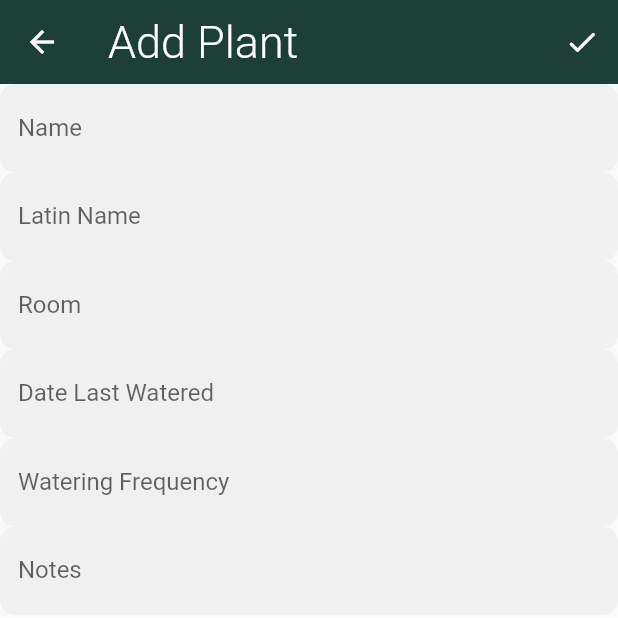
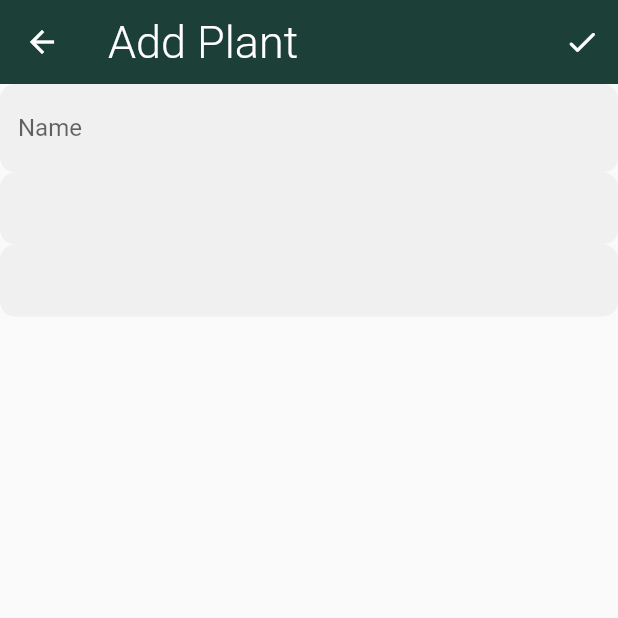
Before and after one commit to alastairrmcneill/plant-care-archive, a Flutter app: the AddPlant screen opened directly, after a tap on the "check" icon, on a phone screen of 412 x 824 dp, the top half of it. Run offline on Flutter 3.47's test engine with Material 2 defaults, Android fonts, the light colour scheme and no system bars; our stand-ins replace auto_size_text, cloud_firestore, community_material_icon, firebase_auth, firebase_core, flutter_tabler_icons and 2 more; accounts and stored records are empty.

Commit message:
Starting form for add plant

```diff
--- a/lib/screens/home/add_plant_screen.dart
+++ b/lib/screens/home/add_plant_screen.dart
@@ -15,31 +15,38 @@ class AddPlant extends StatefulWidget {
 }
 
 class _AddPlantState extends State<AddPlant> {
+  late String _name;
+  late String _latinName;
+  late String _room;
+  late String _wateringFrequency;
+  late String _notes;
+  late String _dateLastWatered;
   DateTime? pickedDate;
-  TextEditingController nameController = TextEditingController();
-  TextEditingController latinNameController = TextEditingController();
-  TextEditingController roomController = TextEditingController();
-  TextEditingController notesController = TextEditingController();
-  TextEditingController wateringFrequencyController = TextEditingController();
-  TextEditingController dateTimeController = TextEditingController();
 
-  Future<void> createPlant(PlantNotifier plantNotifier) async {
-    Plant plant = Plant(
-      name: nameController.text,
-      latinName: latinNameController.text,
-      room: roomController.text,
-      notes: notesController.text,
-      wateringFrequency: int.parse(wateringFrequencyController.text),
-      lastWateredDate: Timestamp.fromDate(pickedDate!),
-      nextWaterDate: Timestamp.fromDate(pickedDate!.add(Duration(days: int.parse(wateringFrequencyController.text)))),
-      uid: '',
+  final GlobalKey<FormState> _formKey = GlobalKey<FormState>();
+
+  void createPlant(PlantNotifier plantNotifier) {}
+
+  Widget _buildName() {
+    return TextFormField(
+      decoration: InputDecoration(
+        labelText: 'Name',
+      ),
+      validator: (value) {
+        print(value);
+      },
+      onSaved: (value) {
+        _name = value!;
+      },
     );
+  }
 
-    bool success = await PlantDatabaseService.createPlant(plantNotifier, plant);
+  Widget _buildWateringFrequency() {
+    return TextFormField();
+  }
 
-    if (success) {
-      Navigator.pop(context);
-    }
+  Widget _buildDateLastWatered() {
+    return TextFormField();
   }
 
   @override
@@ -52,61 +59,54 @@ class _AddPlantState extends State<AddPlant> {
         actions: [
           IconButton(
             onPressed: () {
+              if (!_formKey.currentState!.validate()) {
+                return;
+              }
+              _formKey.currentState!.save();
               createPlant(plantNotifier);
             },
             icon: Icon(Icons.check_rounded),
           ),
         ],
       ),
-      body: Column(
-        children: [
-          TextFormField(
-            controller: nameController,
-            decoration: InputDecoration(labelText: 'Name'),
-          ),
-          TextFormField(
-            controller: latinNameController,
-            decoration: InputDecoration(labelText: 'Latin Name'),
-          ),
-          TextFormField(
-            controller: roomController,
-            decoration: InputDecoration(labelText: 'Room'),
-          ),
-          TextField(
-            controller: dateTimeController, //editing controller of this TextField
-            decoration: const InputDecoration(
-                //icon of text field
-                labelText: "Date Last Watered" //label text of field
-                ),
-            readOnly: true, //set it true, so that user will not able to edit text
-            onTap: () async {
-              pickedDate = await showDatePicker(
-                context: context,
-                initialDate: DateTime.now(),
-                firstDate: DateTime(2000),
-                lastDate: DateTime.now(),
-              );
-
-              if (pickedDate != null) {
-                String formattedDate = DateFormat('dd/MM/yyyy').format(pickedDate!);
-
-                setState(() {
-                  dateTimeController.text = formattedDate; //set output date to TextField value.
-                });
-              }
-            },
-          ),
-          TextFormField(
-            controller: wateringFrequencyController,
-            decoration: InputDecoration(labelText: 'Watering Frequency'),
-            keyboardType: TextInputType.number,
-          ),
-          TextFormField(
-            controller: notesController,
-            decoration: InputDecoration(labelText: 'Notes'),
-          ),
-        ],
+      body: Form(
+        key: _formKey,
+        child: Column(
+          mainAxisAlignment: MainAxisAlignment.start,
+          crossAxisAlignment: CrossAxisAlignment.center,
+          children: [
+            _buildName(),
+            _buildWateringFrequency(),
+            _buildDateLastWatered(),
+          ],
+        ),
       ),
     );
   }
 }
+
+
+// TextField(
+//             controller: dateTimeController, //editing controller of this TextField
+//             decoration: const InputDecoration(
+//                 //icon of text field
+//                 labelText: "Date Last Watered" //label text of field
+//                 ),
+//             readOnly: true, //set it true, so that user will not able to edit text
+//             onTap: () async {
+//               pickedDate = await showDatePicker(
+//                 context: context,
+//                 initialDate: DateTime.now(),
+//                 firstDate: DateTime(2000),
+//                 lastDate: DateTime.now(),
+//               );
+
+//               if (pickedDate != null) {
+//                 String formattedDate = DateFormat('dd/MM/yyyy').format(pickedDate!);
+
+//                 setState(() {
+//                   dateTimeController.text = formattedDate; //set output date to TextField value.
+//                 });
+//               }
+//             },
+//           ),
```
Also changed, not shown: lib/screens/home/plant_detail.dart (+40 -0 lines).
